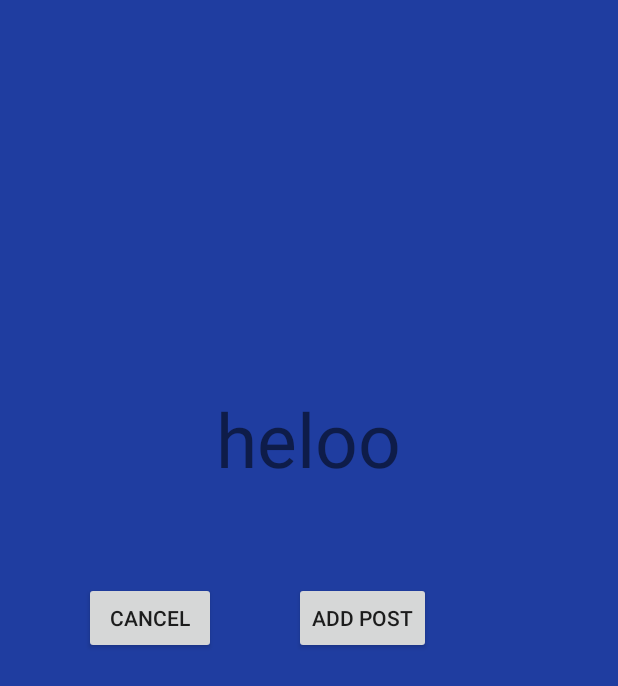
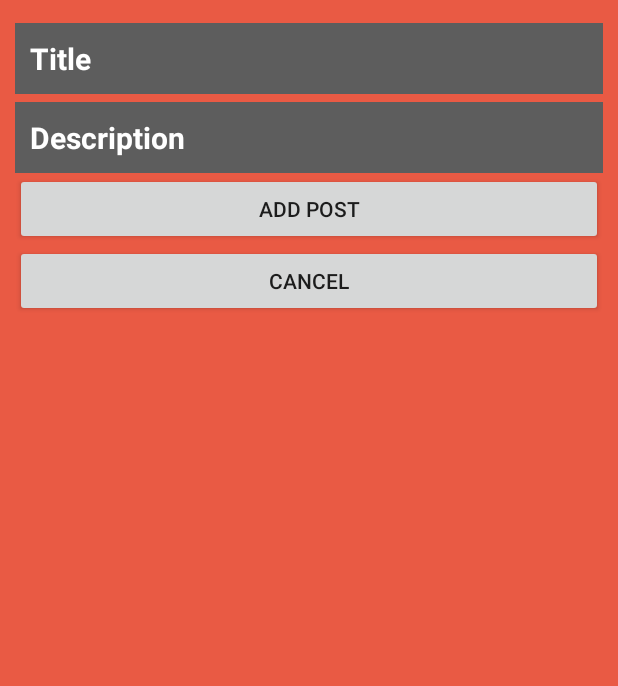
Before and after one commit to jdavey1996/Noticeboard-Android-App, an Android app: the layout activity_add_post.xml on its own in the app's theme, with its tools: preview values and no code run, on a phone screen of 412 x 824 dp. Shown: the top 686 px of the screen. Run offline under Robolectric (Android 15) with nearby library versions, the phone set to English and light mode, and no system bars.

Commit message:
Added user input for posts
Added textboxes to allow users to input a title and description for
their post to be posted to the database.

```diff
--- a/app/src/main/java/com/josh_davey/noticeboardapp/AddPostActivity.java
+++ b/app/src/main/java/com/josh_davey/noticeboardapp/AddPostActivity.java
@@ -5,9 +5,14 @@ import android.content.Intent;
 import android.os.Bundle;
 import android.util.DisplayMetrics;
 import android.view.View;
+import android.widget.EditText;
 
 public class AddPostActivity extends Activity {
+    //Class Variables.
     public String user;
+    EditText txtPostTitle, txtPostDesc;
+    String PostTitle, PostDesc;
+
     @Override
     protected void onCreate(Bundle savedInstanceState) {
         super.onCreate(savedInstanceState);
@@ -34,9 +39,17 @@ public class AddPostActivity extends Activity {
 
     public void addNewPost(View view)
     {
+        //Sets the EditText variables equal to corresponding text inputs on the xml sheet.
+        txtPostTitle = (EditText) findViewById(R.id.postTitle);
+        txtPostDesc = (EditText) findViewById(R.id.postDesc);
+
+        //Converts text inputs to string and stores them in string variables.
+        PostTitle = txtPostTitle.getText().toString();
+        PostDesc = txtPostDesc.getText().toString();
+
         //The DbCom class is executed.
         DbCom addPost = new DbCom(this);
-        addPost.execute("addpost", user, null,"title1", "desc1");
+        addPost.execute("addpost", user, null, PostTitle, PostDesc);
     }
 
 }
--- a/app/src/main/java/com/josh_davey/noticeboardapp/LoginActivity.java
+++ b/app/src/main/java/com/josh_davey/noticeboardapp/LoginActivity.java
@@ -7,7 +7,6 @@ import android.view.View;
 import android.widget.EditText;
 
 public class LoginActivity extends AppCompatActivity {
-
     //Class Variables.
     EditText txtLoginUsername, txtLoginPassword;
     String LoginUsername, LoginPassword;
--- a/app/src/main/java/com/josh_davey/noticeboardapp/RegisterActivity.java
+++ b/app/src/main/java/com/josh_davey/noticeboardapp/RegisterActivity.java
@@ -9,7 +9,6 @@ import android.widget.Toast;
 
 
 public class RegisterActivity extends Activity {
-
     //Class Variables.
     EditText txtRegUsername, txtRegPassword;
     String RegUsername, RegPassword;
--- a/app/src/main/res/layout/activity_add_post.xml
+++ b/app/src/main/res/layout/activity_add_post.xml
@@ -3,7 +3,7 @@
     xmlns:tools="http://schemas.android.com/tools"
     android:layout_width="match_parent"
     android:layout_height="match_parent"
-    android:background="#1f3da0"
+    android:background="#e95a44"
     android:orientation="vertical"
     android:padding="10dp">
 
@@ -14,30 +14,57 @@
         android:text="Cancel"
         android:id="@+id/cancelBtn"
         android:onClick="cancelNewPost"
-        android:layout_centerVertical="true"
-        android:layout_toLeftOf="@+id/helloTxt"
-        android:layout_toStartOf="@+id/helloTxt" />
-
-    <TextView
-        android:layout_width="wrap_content"
-        android:layout_height="wrap_content"
-        android:text="heloo"
-        android:id="@+id/helloTxt"
-        android:layout_above="@+id/cancelBtn"
-        android:layout_centerHorizontal="true"
-        android:layout_marginBottom="62dp"
-        android:textSize="50dp" />
+        android:layout_below="@+id/addPostBtn"
+        android:layout_alignParentLeft="true"
+        android:layout_alignParentStart="true"
+        android:layout_alignRight="@+id/postDesc"
+        android:layout_alignEnd="@+id/postDesc" />
 
     <Button
         android:layout_width="wrap_content"
         android:layout_height="wrap_content"
         android:text="Add Post"
         android:id="@+id/addPostBtn"
-        android:layout_alignTop="@+id/cancelBtn"
-        android:layout_alignLeft="@+id/helloTxt"
-        android:layout_alignStart="@+id/helloTxt"
-        android:layout_marginLeft="52dp"
-        android:layout_marginStart="52dp"
-        android:onClick="addNewPost" />
+        android:onClick="addNewPost"
+        android:layout_below="@+id/postDesc"
+        android:layout_alignRight="@+id/postDesc"
+        android:layout_alignEnd="@+id/postDesc"
+        android:layout_toEndOf="@+id/cancelBtn"
+        android:layout_alignParentLeft="true"
+        android:layout_alignParentStart="true" />
+
+    <EditText
+        android:id="@+id/postTitle"
+        android:layout_width="match_parent"
+        android:layout_height="wrap_content"
+        android:layout_marginTop="5dp"
+        android:background="#5d5d5d"
+        android:hint="Title"
+        android:singleLine="true"
+        android:maxLength="12"
+        android:padding="10dp"
+        android:textColor="#ffffff"
+        android:textColorHint="#ffffff"
+        android:textSize="20sp"
+        android:textStyle="bold"
+        android:layout_alignParentTop="true"
+        android:layout_alignParentRight="true"
+        android:layout_alignParentEnd="true" />
+
+    <EditText
+        android:id="@+id/postDesc"
+        android:layout_width="match_parent"
+        android:layout_height="wrap_content"
+        android:layout_marginTop="5dp"
+        android:background="#5d5d5d"
+        android:hint="Description"
+        android:maxLength="100"
+        android:padding="10dp"
+        android:textColor="#ffffff"
+        android:textColorHint="#ffffff"
+        android:textSize="20sp"
+        android:textStyle="bold"
+        android:layout_below="@+id/postTitle"
+        android:layout_centerHorizontal="true" />
 
 </RelativeLayout>
```
